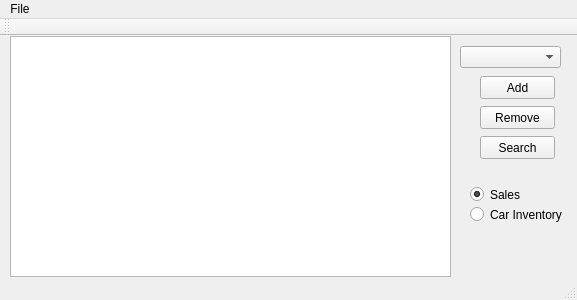
Qt form mainwindow.ui (jakapp/teambenjamin) before a commit.
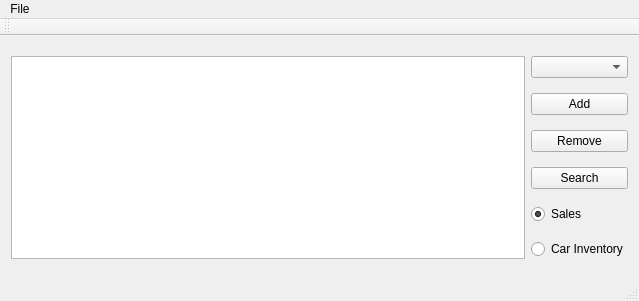
The same form after that commit.

Patch:
```diff
--- a/mainwindow.ui
+++ b/mainwindow.ui
@@ -6,85 +6,48 @@
    <rect>
     <x>0</x>
     <y>0</y>
-    <width>577</width>
-    <height>300</height>
+    <width>639</width>
+    <height>301</height>
    </rect>
   </property>
   <property name="windowTitle">
    <string>MainWindow</string>
   </property>
   <widget class="QWidget" name="centralWidget">
-   <widget class="QTableView" name="tableView">
-    <property name="geometry">
-     <rect>
-      <x>10</x>
-      <y>0</y>
-      <width>441</width>
-      <height>241</height>
-     </rect>
-    </property>
-   </widget>
+   <layout class="QGridLayout" name="gridLayout">
+    <item row="5" column="1">
+     <widget class="QRadioButton" name="radCar">
+      <property name="text">
+       <string>Car Inventory</string>
+      </property>
+     </widget>
+    </item>
+    <item row="3" column="1">
    <widget class="QPushButton" name="btnSearch">
-    <property name="geometry">
-     <rect>
-      <x>480</x>
-      <y>100</y>
-      <width>75</width>
-      <height>23</height>
-     </rect>
-    </property>
     <property name="text">
      <string>Search</string>
     </property>
    </widget>
+    </item>
+    <item row="1" column="1">
    <widget class="QPushButton" name="btnAdd">
-    <property name="geometry">
-     <rect>
-      <x>480</x>
-      <y>40</y>
-      <width>75</width>
-      <height>23</height>
-     </rect>
-    </property>
     <property name="text">
      <string>Add</string>
     </property>
    </widget>
+    </item>
+    <item row="2" column="1">
    <widget class="QPushButton" name="btnRemove">
     <property name="enabled">
      <bool>true</bool>
     </property>
-    <property name="geometry">
-     <rect>
-      <x>480</x>
-      <y>70</y>
-      <width>75</width>
-      <height>23</height>
-     </rect>
-    </property>
     <property name="text">
      <string>Remove</string>
     </property>
    </widget>
-   <widget class="QComboBox" name="comboBox">
-    <property name="geometry">
-     <rect>
-      <x>460</x>
-      <y>10</y>
-      <width>101</width>
-      <height>22</height>
-     </rect>
-    </property>
-   </widget>
+    </item>
+    <item row="4" column="1">
    <widget class="QRadioButton" name="radSales">
-    <property name="geometry">
-     <rect>
-      <x>470</x>
-      <y>150</y>
-      <width>82</width>
-      <height>17</height>
-     </rect>
-    </property>
     <property name="text">
      <string>Sales</string>
     </property>
@@ -92,27 +55,22 @@
      <bool>true</bool>
     </property>
    </widget>
-   <widget class="QRadioButton" name="radCar">
-    <property name="geometry">
-     <rect>
-      <x>470</x>
-      <y>170</y>
-      <width>101</width>
-      <height>17</height>
-     </rect>
-    </property>
-    <property name="text">
-     <string>Car Inventory</string>
-    </property>
-   </widget>
+    </item>
+    <item row="0" column="1">
+     <widget class="QComboBox" name="comboBox"/>
+    </item>
+    <item row="0" column="0" rowspan="6">
+     <widget class="QTableView" name="tableView"/>
+    </item>
+   </layout>
   </widget>
   <widget class="QMenuBar" name="menuBar">
    <property name="geometry">
     <rect>
      <x>0</x>
      <y>0</y>
-     <width>577</width>
-     <height>19</height>
+     <width>639</width>
+     <height>21</height>
     </rect>
    </property>
    <widget class="QMenu" name="menuFile">
```
Lines whose indentation alone changed are shown as unchanged.
